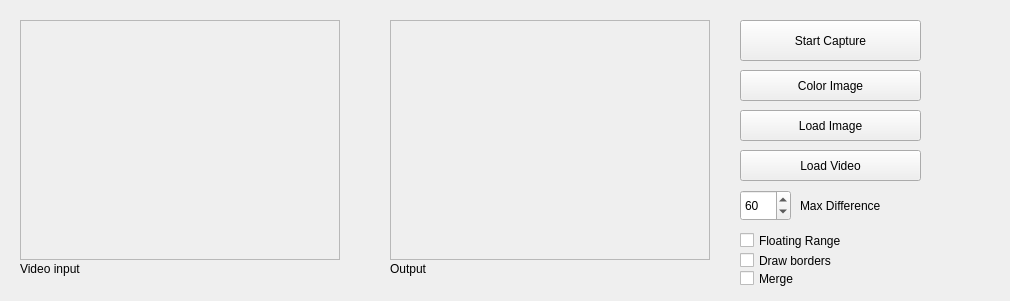
Qt form Practica 5/mainwindow.ui (ARebollo/ArtificialVision) before a commit.
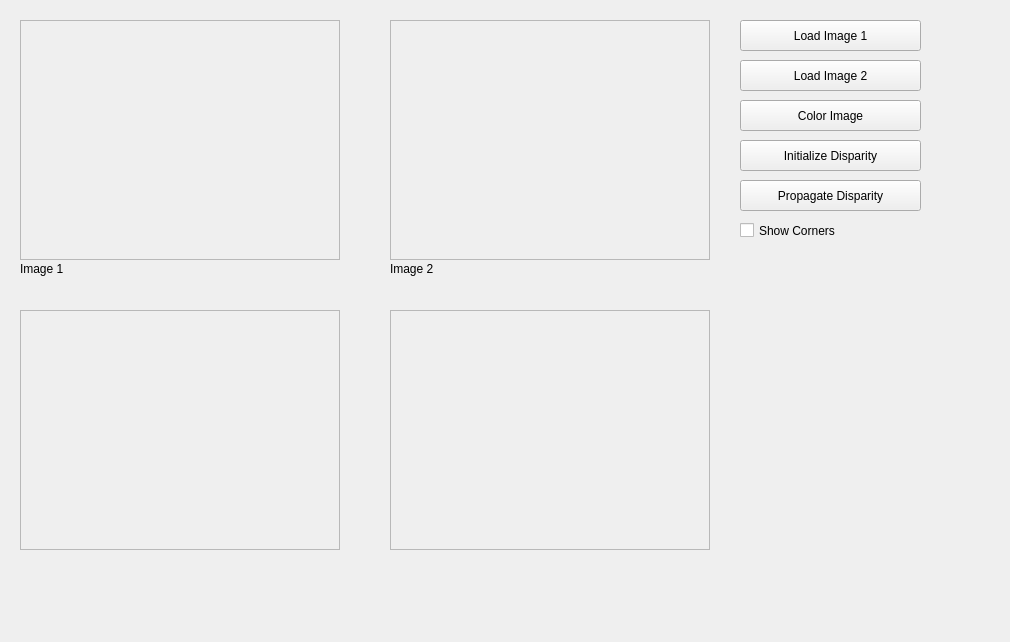
The same form after that commit.

What changed in the file:
```diff
--- a/Practica 5/mainwindow.ui
+++ b/Practica 5/mainwindow.ui
@@ -7,7 +7,7 @@
     <x>0</x>
     <y>0</y>
     <width>1010</width>
-    <height>301</height>
+    <height>642</height>
    </rect>
   </property>
   <property name="windowTitle">
@@ -45,30 +45,11 @@
     <enum>QFrame::Raised</enum>
    </property>
   </widget>
-  <widget class="QPushButton" name="captureButton">
-   <property name="geometry">
-    <rect>
-     <x>740</x>
-     <y>20</y>
-     <width>181</width>
-     <height>41</height>
-    </rect>
-   </property>
-   <property name="text">
-    <string>Start Capture</string>
-   </property>
-   <property name="checkable">
-    <bool>true</bool>
-   </property>
-   <property name="checked">
-    <bool>false</bool>
-   </property>
-  </widget>
   <widget class="QPushButton" name="colorButton">
    <property name="geometry">
     <rect>
      <x>740</x>
-     <y>70</y>
+     <y>100</y>
      <width>181</width>
      <height>31</height>
     </rect>
@@ -87,13 +68,13 @@
    <property name="geometry">
     <rect>
      <x>740</x>
-     <y>110</y>
+     <y>20</y>
      <width>181</width>
      <height>31</height>
     </rect>
    </property>
    <property name="text">
-    <string>Load Image</string>
+    <string>Load Image 1</string>
    </property>
    <property name="checkable">
     <bool>false</bool>
@@ -112,7 +93,7 @@
     </rect>
    </property>
    <property name="text">
-    <string>Video input</string>
+    <string>Image 1</string>
    </property>
   </widget>
   <widget class="QLabel" name="label_5">
@@ -125,88 +106,97 @@
     </rect>
    </property>
    <property name="text">
-    <string>Output</string>
+    <string>Image 2</string>
    </property>
   </widget>
   <widget class="QPushButton" name="loadButton_Video">
    <property name="geometry">
     <rect>
      <x>740</x>
-     <y>150</y>
+     <y>140</y>
      <width>181</width>
      <height>31</height>
     </rect>
    </property>
    <property name="text">
-    <string>Load Video</string>
-   </property>
-  </widget>
-  <widget class="QSpinBox" name="spinBoxDifference">
-   <property name="geometry">
-    <rect>
-     <x>740</x>
-     <y>190</y>
-     <width>51</width>
-     <height>31</height>
-    </rect>
-   </property>
-   <property name="maximum">
-    <number>255</number>
-   </property>
-   <property name="value">
-    <number>60</number>
-   </property>
-  </widget>
-  <widget class="QLabel" name="label">
-   <property name="geometry">
-    <rect>
-     <x>800</x>
-     <y>190</y>
-     <width>91</width>
-     <height>31</height>
-    </rect>
-   </property>
-   <property name="text">
-    <string>Max Difference</string>
+    <string>Initialize Disparity</string>
    </property>
   </widget>
   <widget class="QCheckBox" name="checkBoxRange">
    <property name="geometry">
     <rect>
      <x>740</x>
-     <y>230</y>
+     <y>220</y>
      <width>161</width>
      <height>21</height>
     </rect>
    </property>
    <property name="text">
-    <string>Floating Range</string>
+    <string>Show Corners</string>
    </property>
   </widget>
-  <widget class="QCheckBox" name="checkBoxBorders">
+  <widget class="QPushButton" name="propDisparity_button">
    <property name="geometry">
     <rect>
      <x>740</x>
-     <y>250</y>
-     <width>141</width>
-     <height>21</height>
+     <y>180</y>
+     <width>181</width>
+     <height>31</height>
     </rect>
    </property>
    <property name="text">
-    <string>Draw borders</string>
+    <string>Propagate Disparity</string>
    </property>
   </widget>
-  <widget class="QCheckBox" name="checkBoxMerge">
+  <widget class="QFrame" name="imageFrameS_3">
    <property name="geometry">
     <rect>
+     <x>20</x>
+     <y>310</y>
+     <width>320</width>
+     <height>240</height>
+    </rect>
+   </property>
+   <property name="frameShape">
+    <enum>QFrame::StyledPanel</enum>
+   </property>
+   <property name="frameShadow">
+    <enum>QFrame::Raised</enum>
+   </property>
+  </widget>
+  <widget class="QFrame" name="imageFrameD_2">
+   <property name="geometry">
+    <rect>
+     <x>390</x>
+     <y>310</y>
+     <width>320</width>
+     <height>240</height>
+    </rect>
+   </property>
+   <property name="frameShape">
+    <enum>QFrame::StyledPanel</enum>
+   </property>
+   <property name="frameShadow">
+    <enum>QFrame::Raised</enum>
+   </property>
+  </widget>
+  <widget class="QPushButton" name="loadButton_2">
+   <property name="geometry">
+    <rect>
      <x>740</x>
-     <y>270</y>
-     <width>70</width>
-     <height>17</height>
+     <y>60</y>
+     <width>181</width>
+     <height>31</height>
     </rect>
    </property>
    <property name="text">
-    <string>Merge</string>
+    <string>Load Image 2</string>
+   </property>
+   <property name="checkable">
+    <bool>false</bool>
+   </property>
+   <property name="checked">
+    <bool>false</bool>
    </property>
   </widget>
  </widget>
```
Left out of the diff: 21 changed lines with no effect on the pictures.
